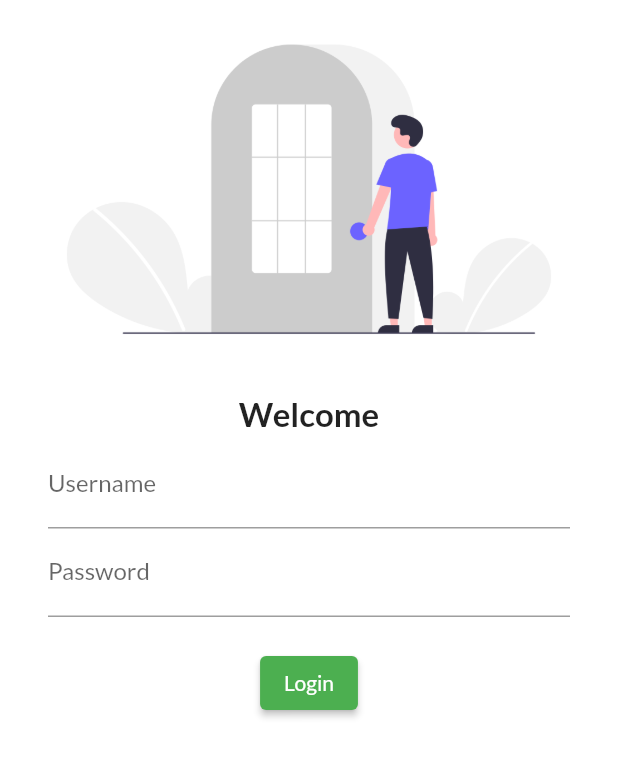
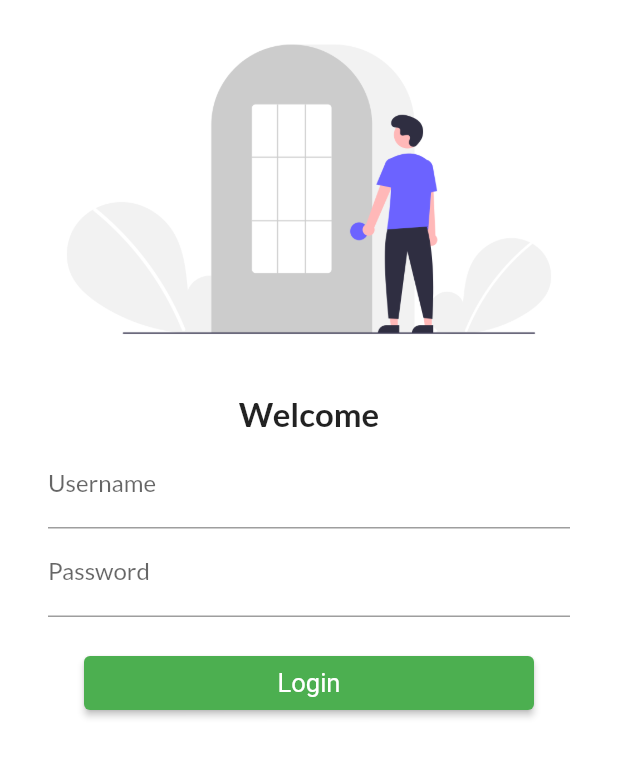
Before and after one commit to smnasimahmed/Learning_flutter_UI, a Flutter app: the screen it shows after launch, on a phone screen of 412 x 824 dp. Shown: the top 757 px of the screen. Run offline on Flutter 3.47's test engine with Material 2 defaults, Android fonts, the phone set to English and light mode, and no system bars; our stand-ins replace google_fonts.

Commit message:
stateless weiged learned

```diff
--- a/lib/main.dart
+++ b/lib/main.dart
@@ -1,6 +1,7 @@
 import 'package:flutter/material.dart';
 import 'package:flutter_application_1/pages/home_page.dart';
 import 'package:flutter_application_1/pages/login_page.dart';
+import 'package:flutter_application_1/utility/routes.dart';
 import 'package:google_fonts/google_fonts.dart';
 
 void main() {
@@ -13,21 +14,20 @@ class MyApp extends StatelessWidget {
   @override
   Widget build(BuildContext context) {
     return MaterialApp(
-
       themeMode: ThemeMode.light,
       theme: ThemeData(
-          primarySwatch: Colors.green,
-          fontFamily: GoogleFonts.lato().fontFamily,
-          //primaryTextTheme: GoogleFonts.latoTextTheme(),
-          ),
+        primarySwatch: Colors.green,
+        fontFamily: GoogleFonts.lato().fontFamily,
+        //primaryTextTheme: GoogleFonts.latoTextTheme(),
+      ),
       darkTheme: ThemeData(
         brightness: Brightness.dark,
       ),
-
       initialRoute: "/Login",
       routes: {
-        "/Home": (context) => HomePage(),
-        "/Login": (context) => LoginPage()
+        MyRoutes.defaultRoute:(context) => LoginPage(),
+        MyRoutes.homeRoute: (context) => HomePage(),
+        MyRoutes.loginRoute: (context) => LoginPage(),
       },
     );
   }
--- a/lib/pages/home_page.dart
+++ b/lib/pages/home_page.dart
@@ -1,3 +1,4 @@
+// ignore_for_file: prefer_const_constructors
 import 'package:flutter/material.dart';
 
 class HomePage extends StatelessWidget {
@@ -15,13 +16,11 @@ class HomePage extends StatelessWidget {
           child: Text("Catalog App"),
         ),
       ),
-
       body: Center(
         child: Container(
-          child: Text("Wellcome to $days days of flutter $name"),
+          child: Text("This is inside cataloge app", style: TextStyle(fontSize: 20)),
         ),
       ),
-
       drawer: Drawer(),
     );
   }
--- a/lib/pages/login_page.dart
+++ b/lib/pages/login_page.dart
@@ -1,4 +1,6 @@
+// ignore_for_file: prefer_const_constructors
 import 'package:flutter/material.dart';
+import 'package:flutter_application_1/utility/routes.dart';
 
 class LoginPage extends StatelessWidget {
   const LoginPage({super.key});
@@ -7,6 +9,8 @@ class LoginPage extends StatelessWidget {
   Widget build(BuildContext context) {
     return Material(
         color: Colors.white,
+        child: SingleChildScrollView(
+          //"SingleChildScrollView" prevent space overflow
           child: Column(
             children: [
               Image.asset(
@@ -24,7 +28,8 @@ class LoginPage extends StatelessWidget {
                 height: 5,
               ),
               Padding(
-              padding: const EdgeInsets.symmetric(vertical: 0, horizontal: 32),
+                padding:
+                    const EdgeInsets.symmetric(vertical: 0, horizontal: 32),
                 child: Column(
                   children: [
                     TextFormField(
@@ -43,14 +48,18 @@ class LoginPage extends StatelessWidget {
                     ),
                     ElevatedButton(
                         onPressed: () {
-                      print("Login Button has pressed");
+                          Navigator.pushNamed(context, MyRoutes.homeRoute);
                         },
-                    child: Text("Login"),
-                  )
+                        style: TextButton.styleFrom(
+                            foregroundColor: Colors.white,
+                            fixedSize: Size(300, 30),
+                            textStyle: TextStyle(fontSize: 17)),
+                        child: Text("Login"))
                   ],
                 ),
               )
             ],
+          ),
         ));
   }
 }
--- /dev/null
+++ b/lib/utility/routes.dart
@@ -0,0 +1,5 @@
+class MyRoutes {
+  static String defaultRoute = "/";
+  static String loginRoute = "/login";
+  static String homeRoute = "/home";
+}
```
Lines whose indentation alone changed are shown as unchanged.
